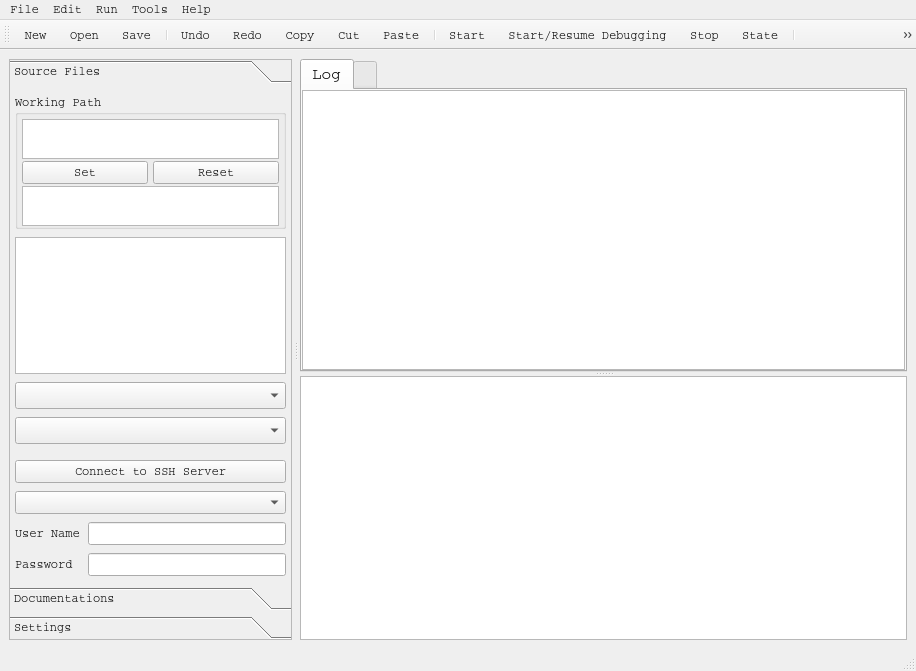
First picture: the form in src/daoStudio.ui, repository daokoder/daostudio, before the edit.
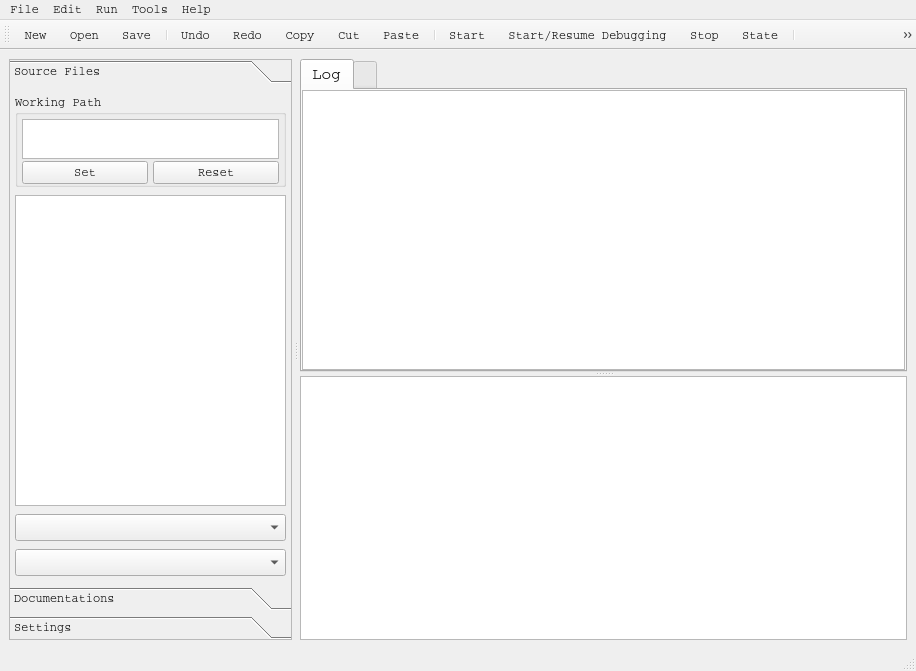
Second picture: the form after the edit. Icons and pictures are not drawn. Custom widgets are drawn as their Qt base class.

Patch:
```diff
--- a/src/daoStudio.ui
+++ b/src/daoStudio.ui
@@ -83,7 +83,7 @@
          <rect>
           <x>0</x>
           <y>0</y>
-          <width>281</width>
+          <width>279</width>
           <height>460</height>
          </rect>
         </property>
@@ -219,22 +219,6 @@
               </item>
              </layout>
             </item>
-            <item>
-             <widget class="QTextBrowser" name="wgtPathBrowsing">
-              <property name="sizePolicy">
-               <sizepolicy hsizetype="Expanding" vsizetype="Minimum">
-                <horstretch>0</horstretch>
-                <verstretch>0</verstretch>
-               </sizepolicy>
-              </property>
-              <property name="maximumSize">
-               <size>
-                <width>16777215</width>
-                <height>40</height>
-               </size>
-              </property>
-             </widget>
-            </item>
            </layout>
           </widget>
          </item>
@@ -320,43 +304,6 @@
            </property>
           </widget>
          </item>
-         <item>
-          <widget class="QWidget" name="widget" native="true"/>
-         </item>
-         <item>
-          <widget class="QPushButton" name="buttonServer">
-           <property name="text">
-            <string>Connect to SSH Server</string>
-           </property>
-          </widget>
-         </item>
-         <item>
-          <widget class="QComboBox" name="serverList"/>
-         </item>
-         <item>
-          <layout class="QGridLayout" name="gridLayout_3">
-           <item row="1" column="0">
-            <widget class="QLabel" name="label_5">
-             <property name="text">
-              <string>Password</string>
-             </property>
-            </widget>
-           </item>
-           <item row="0" column="0">
-            <widget class="QLabel" name="label_6">
-             <property name="text">
-              <string>User Name</string>
-             </property>
-            </widget>
-           </item>
-           <item row="0" column="1">
-            <widget class="QLineEdit" name="wgtUserName"/>
-           </item>
-           <item row="1" column="1">
-            <widget class="QLineEdit" name="wgtPassword"/>
-           </item>
-          </layout>
-         </item>
         </layout>
        </widget>
        <widget class="QWidget" name="pageDocumentation">
```
